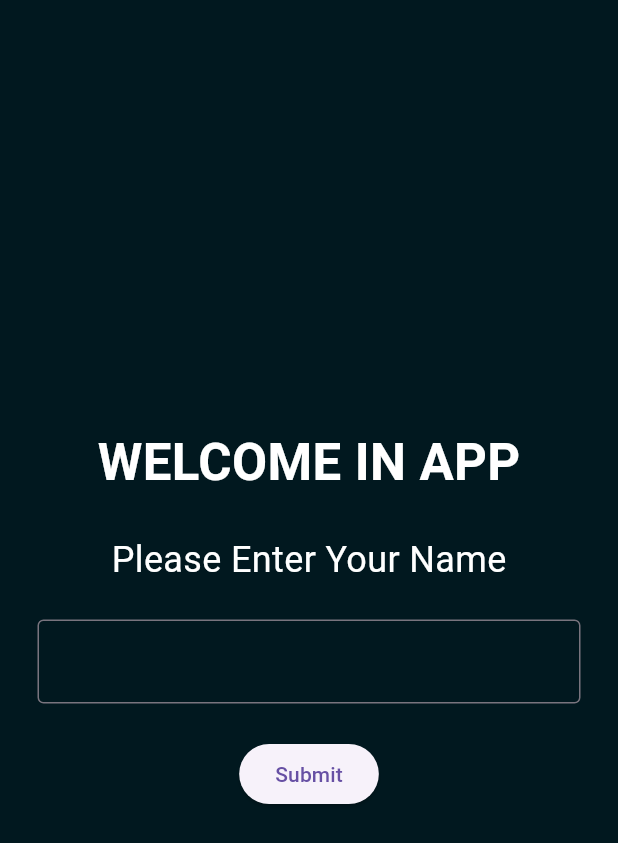
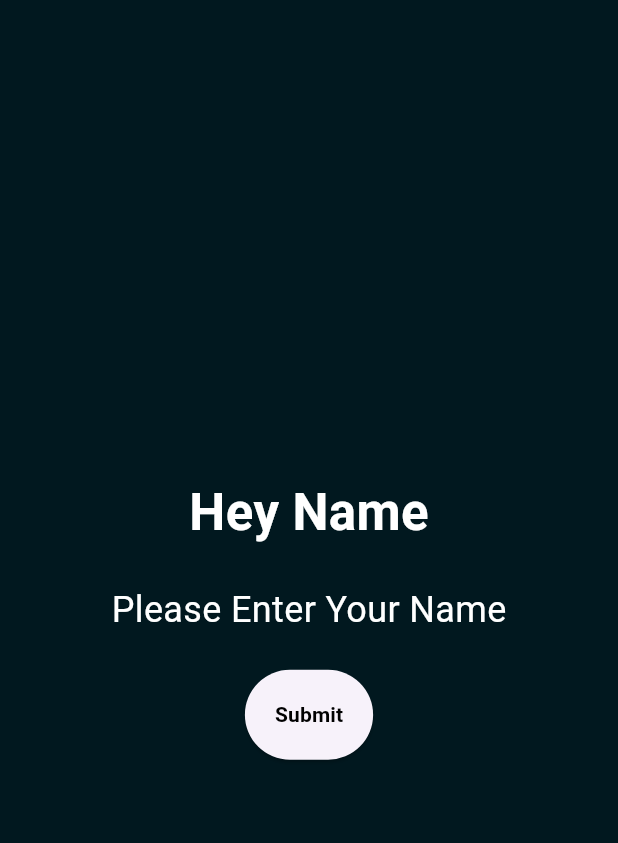
Before and after one commit to Jn-Sajol/Guessing-Number-Game, a Flutter app: the screen it shows after launch, after a tap on "Submit", on a phone screen of 412 x 824 dp. Shown: the top 843 px of the screen. Run offline on Flutter 3.47's test engine with Material 3 defaults, Android fonts, the phone set to English and light mode, and no system bars.

Commit message:
adding guessing page

```diff
--- /dev/null
+++ b/lib/guess_number.dart
@@ -0,0 +1,45 @@
+import 'package:flutter/material.dart';
+class GuessNumber extends StatelessWidget {
+  const GuessNumber({super.key});
+
+  @override
+  Widget build(BuildContext context) {
+    return Scaffold(
+        body: Padding(
+          padding: const EdgeInsets.symmetric(horizontal: 25),
+          child: Center(
+            child: Column(
+            mainAxisAlignment: MainAxisAlignment.center,
+            // crossAxisAlignment: CrossAxisAlignment.center,
+
+              children: [
+                const Text('Hey Name',style: TextStyle(fontSize: 34,color: Colors.white,fontWeight: FontWeight.bold),),
+                const SizedBox(height: 23,),
+                const Text('Please Enter Your Name',style: TextStyle(fontSize: 24,color: Colors.white)),
+                const SizedBox(height: 23,),
+                // const TextField(
+                // decoration: InputDecoration(
+                // filled: true,
+                // fillColor: Color.fromARGB(73, 251, 251, 251),
+                // border: OutlineInputBorder(
+                // borderRadius: BorderRadius.all(Radius.circular(13))
+                // )
+                // ),
+                // ),
+                //  const SizedBox(height: 23,),
+                ElevatedButton(
+                style: const  ButtonStyle(
+                padding: MaterialStatePropertyAll(EdgeInsets.all(20)),
+                  // shape: MaterialStateProperty.all(OutlinedBorder()),
+                ),
+                  onPressed: () {
+                  Navigator;
+                  },
+                  child: const Text("Submit",style: TextStyle(color: Colors.black,fontWeight: FontWeight.bold),),
+                )
+              ],
+            ),
+          ),
+        ));
+  }
+}
--- a/lib/home_screen.dart
+++ b/lib/home_screen.dart
@@ -1,4 +1,6 @@
 import 'package:flutter/material.dart';
+import 'package:flutter/widgets.dart';
+import 'package:guessnumber/guess_number.dart';
 
 class HomeScreen extends StatelessWidget {
   const HomeScreen({super.key});
@@ -17,15 +19,25 @@ class HomeScreen extends StatelessWidget {
               const SizedBox(height: 23,),
               const TextField(
               decoration: InputDecoration(
+              filled: true,
+              fillColor: Color.fromARGB(73, 251, 251, 251),
               border: OutlineInputBorder(
-
+              borderRadius: BorderRadius.all(Radius.circular(13))
               )
               ),
               ),
                const SizedBox(height: 23,),
               ElevatedButton(
-                onPressed: () {},
-                child: const Text("Submit"),
+              style: const  ButtonStyle(
+              padding: MaterialStatePropertyAll(EdgeInsets.all(20)),
+                // shape: MaterialStateProperty.all(OutlinedBorder()),
+              ),
+                onPressed: () {
+                Navigator.push(context,
+                MaterialPageRoute(builder: (context)=> const GuessNumber())
+                );
+                },
+                child: const Text("Submit",style: TextStyle(color: Colors.black,fontWeight: FontWeight.bold),),
               )
             ],
           ),
```
Also changed, not shown: lib/lend.dart (added).
